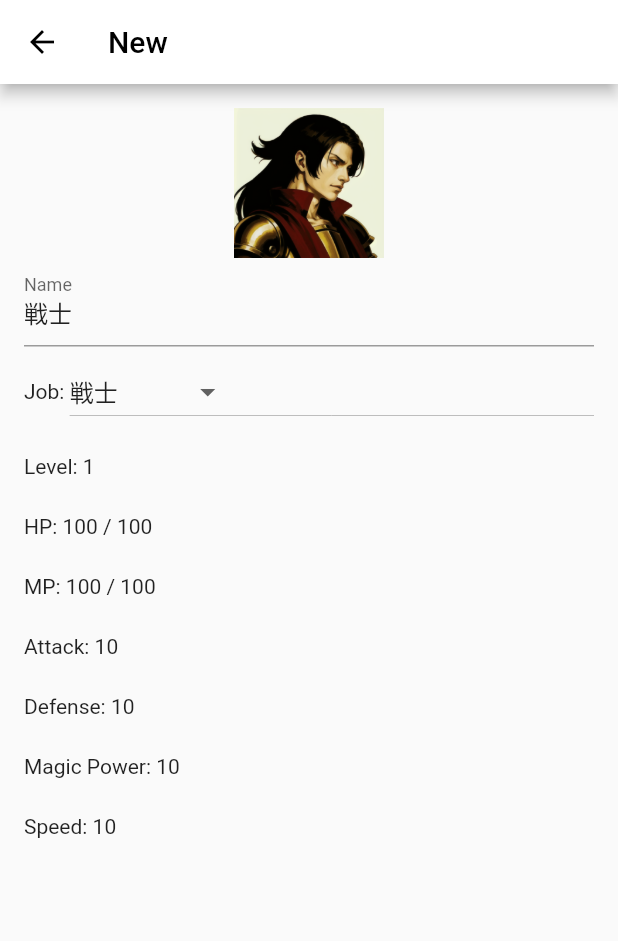
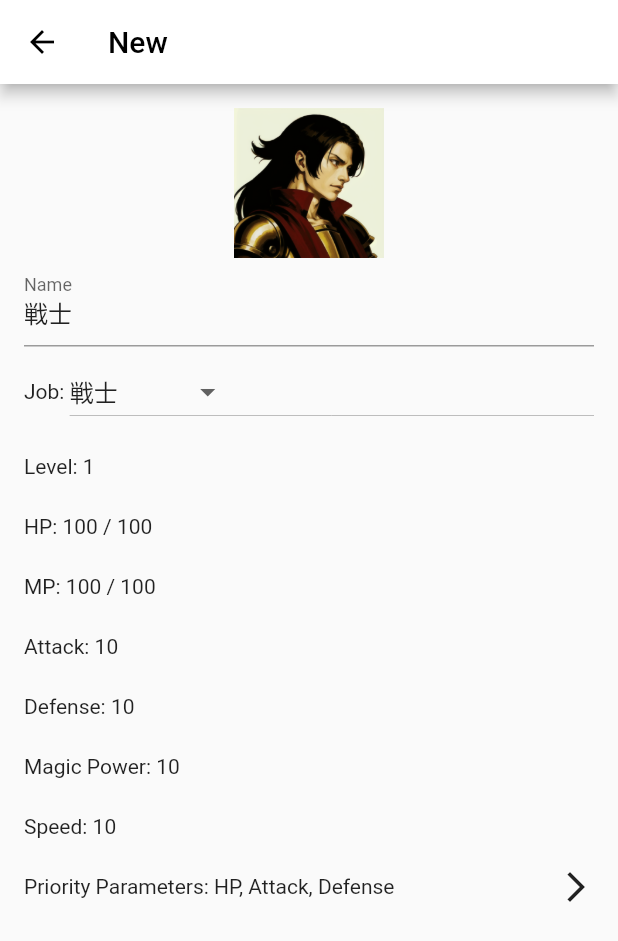
Before and after one commit to hgwr/vermelha_app, a Flutter app: the CharacterScreen screen opened by its route, on a phone screen of 412 x 824 dp. Shown: the top 941 px of the screen. Run offline on Flutter 3.47's test engine with Material 2 defaults, Android fonts, the phone set to English and light mode, and no system bars; our stand-ins replace sqflite; accounts and stored records are empty.

Commit message:
character screen

```diff
--- a/lib/main.dart
+++ b/lib/main.dart
@@ -1,6 +1,7 @@
 import 'package:flutter/material.dart';
 import 'package:provider/provider.dart';
 import 'package:vermelha_app/screens/character_screen.dart';
+import 'package:vermelha_app/screens/edit_priority_parameters_screen.dart';
 
 import './db/db_migration.dart';
 import './providers/screen_provider.dart';
@@ -70,6 +71,8 @@ class _MyAppState extends State<MyApp> {
             PartyScreen.routeName: (ctx) => const PartyScreen(),
             SettingsScreen.routeName: (ctx) => const SettingsScreen(),
             CharacterScreen.routeName: (ctx) => CharacterScreen(),
+            EditPriorityParametersScreen.routeName: (ctx) =>
+                const EditPriorityParametersScreen(),
           },
         ),
       ),
--- a/lib/models/status_parameter.dart
+++ b/lib/models/status_parameter.dart
@@ -10,3 +10,5 @@ enum StatusParameter {
 
   const StatusParameter({required this.name});
 }
+
+const List<StatusParameter> statusParameters = StatusParameter.values;
--- a/lib/screens/character_screen.dart
+++ b/lib/screens/character_screen.dart
@@ -1,4 +1,5 @@
 import 'package:flutter/material.dart';
+import 'package:vermelha_app/screens/edit_priority_parameters_screen.dart';
 
 import '../models/character.dart';
 import '../models/job.dart';
@@ -110,6 +111,31 @@ class _CharacterScreenState extends State<CharacterScreen> {
         characterPropertyItem('Defense: ', character.defense.toString()),
         characterPropertyItem('Magic Power: ', character.magicPower.toString()),
         characterPropertyItem('Speed: ', character.speed.toString()),
+        GestureDetector(
+          onTap: () {
+            Navigator.of(context).pushNamed(
+              EditPriorityParametersScreen.routeName,
+              arguments: character,
+            );
+          },
+          child: SizedBox(
+            height: 40,
+            child: Row(
+              children: [
+                Text('Priority Parameters: '),
+                Expanded(
+                  child: Text(
+                    character.priorityParameters
+                        .map((e) => e.name)
+                        .toList()
+                        .join(', '),
+                  ),
+                ),
+                const Icon(Icons.arrow_forward_ios)
+              ],
+            ),
+          ),
+        ),
       ],
     );
   }
```
Also changed, not shown: lib/screens/edit_priority_parameters_screen.dart (added, +86 -0 lines).
